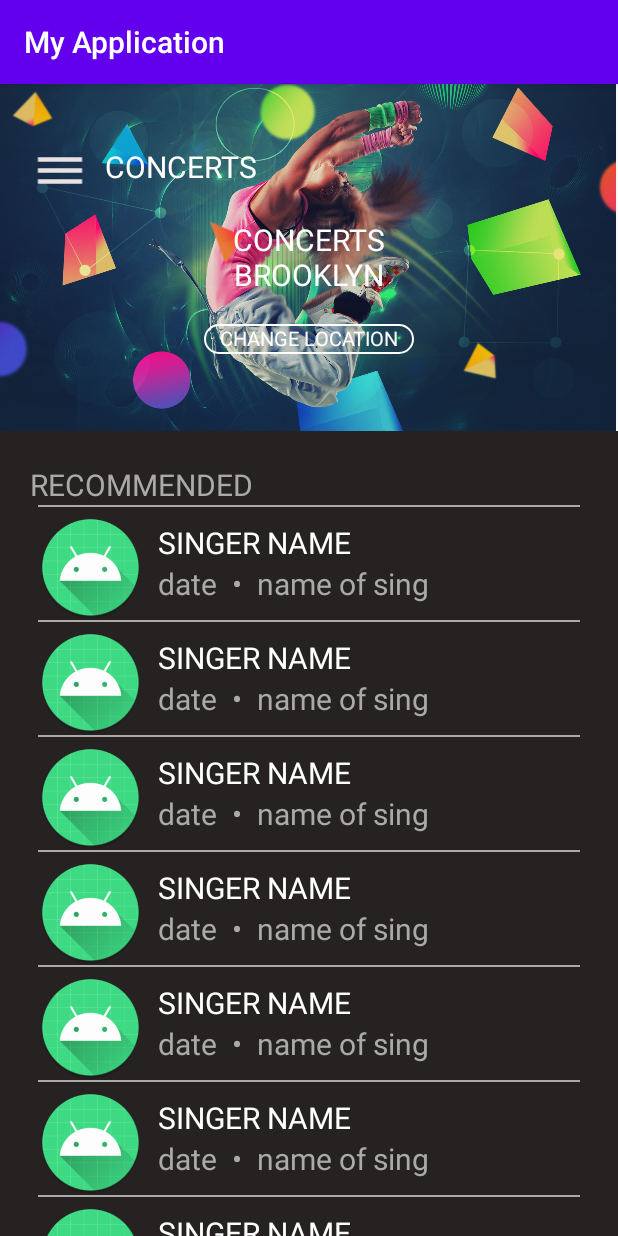
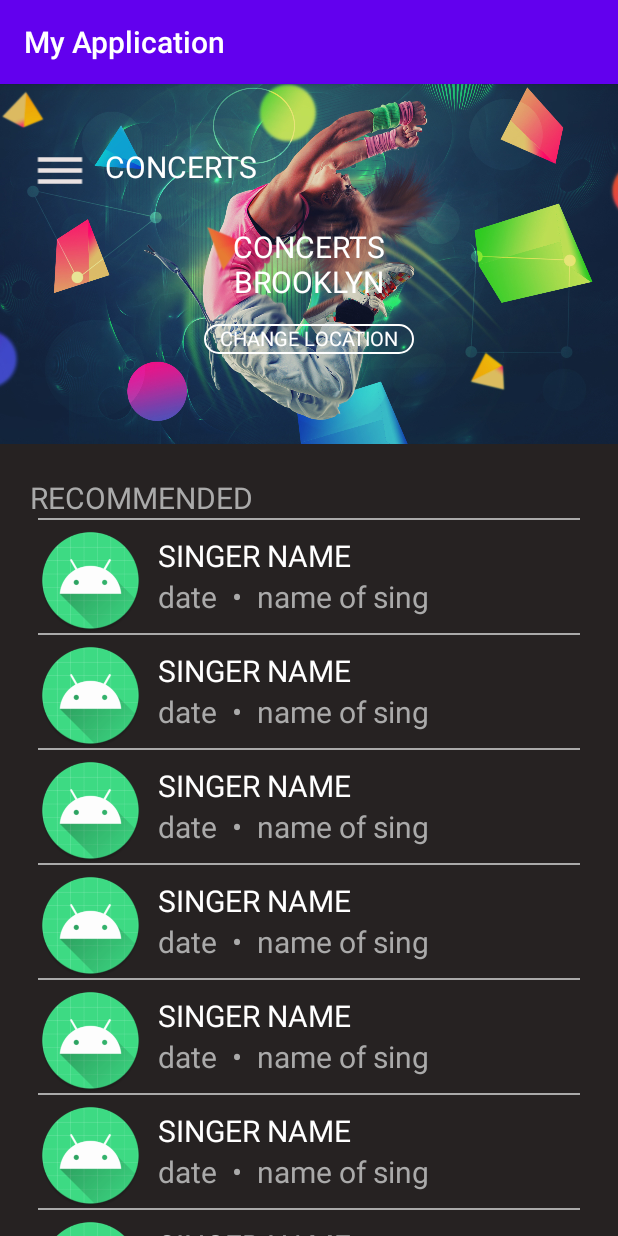
Before and after one commit to Mrsananabos/AndroidLessons, an Android app: the screen it shows after launch (MainActivity), on a phone screen of 412 x 824 dp. Run offline under Robolectric (Android 15) with nearby library versions, the phone set to English and light mode, and no system bars.

Commit message:
set header size width match parent, height hardcode. background image size match parent, resize image to fill area

```diff
--- a/app/src/main/res/layout/activity_main.xml
+++ b/app/src/main/res/layout/activity_main.xml
@@ -7,14 +7,13 @@
     tools:context=".MainActivity">
 
     <FrameLayout
-        android:layout_width="wrap_content"
-        android:layout_height="wrap_content">
+        android:layout_width="match_parent"
+        android:layout_height="240dp">
 
         <ImageView
-            android:layout_width="wrap_content"
+            android:scaleType="centerCrop"
+            android:layout_width="match_parent"
             android:layout_height="match_parent"
-            android:adjustViewBounds="true"
-            android:contentDescription="TODO"
             android:src="@drawable/main_pict" />
 
         <ImageView
```
